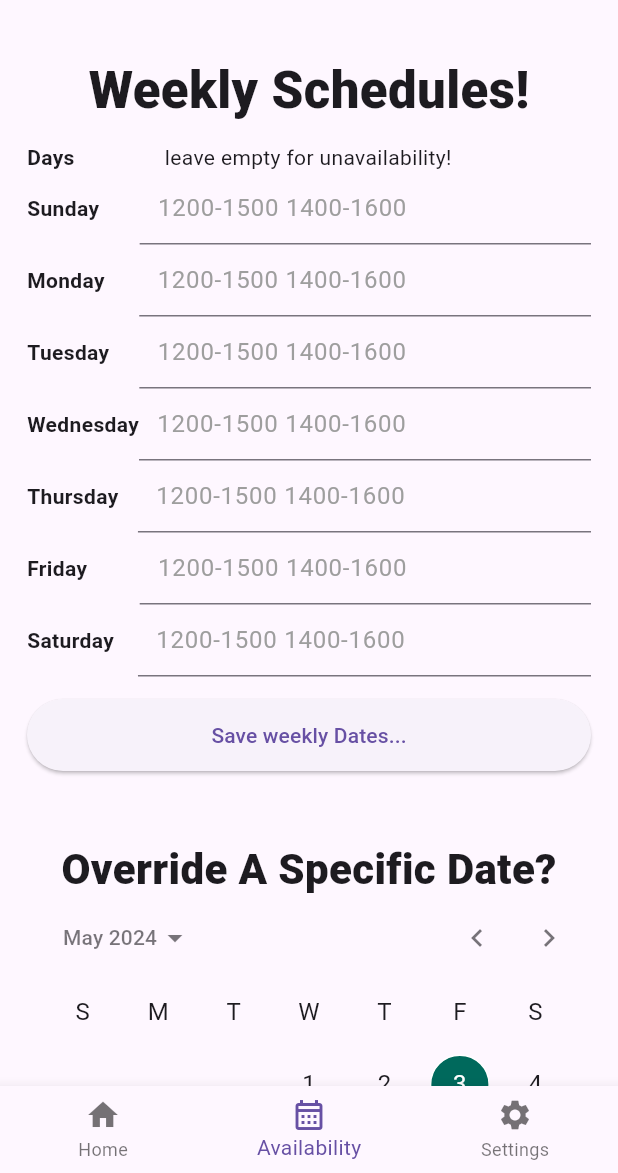
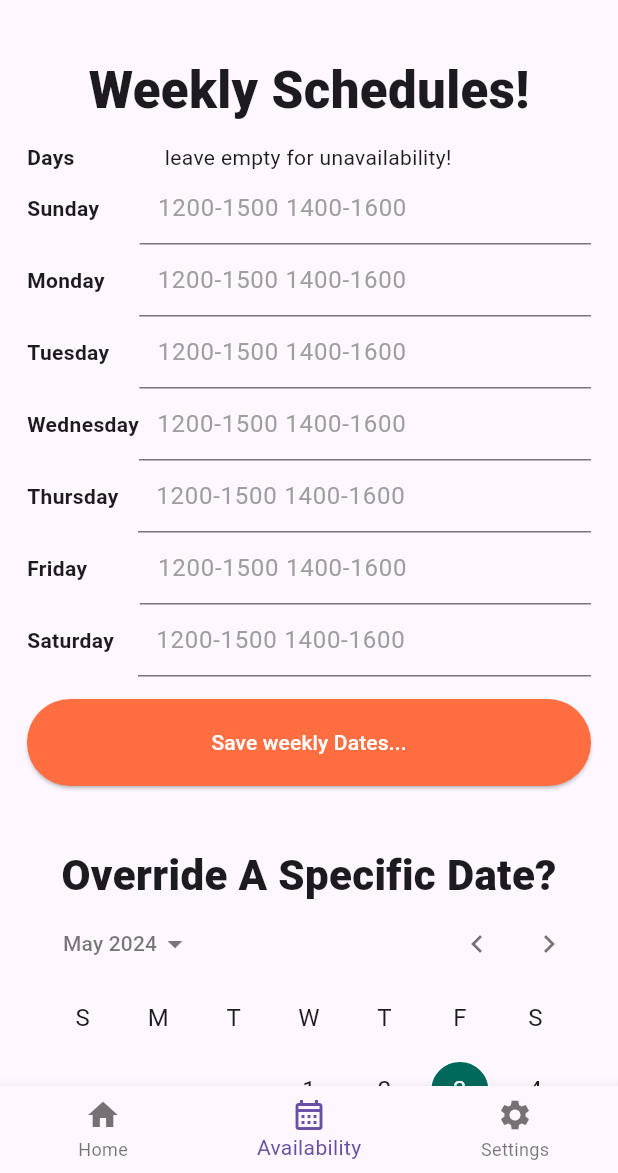
Before and after one commit to toballz/hairsalon_template_flutter, a Flutter app: the screen it shows after launch, item 2 of the bottom bar chosen, after a tap on "Save weekly Dates...", on a phone screen of 412 x 824 dp, the part 63-1236 px from its top. Run offline on Flutter 3.47's test engine with Material 3 defaults, Android fonts, the phone set to English and light mode, and no system bars; drawn by our look-alikes of calendar_date_picker2; network calls fail.

Commit message:
5/3/2024
5/3/2024

```diff
--- a/lib/calendar.dart
+++ b/lib/calendar.dart
@@ -176,11 +176,29 @@ class CalendarPageState extends State<CalendarPage> {
         const SizedBox(height: 15),
         ElevatedButton(
             style: ElevatedButton.styleFrom(
-                padding: const EdgeInsets.all(14),
-                minimumSize: const Size.fromHeight(40)),
-            onPressed: () {},
-            child: const Text("Save weekly Dates...")),
-        const SizedBox(height: 35)
+                padding: const EdgeInsets.all(19),
+                minimumSize: const Size.fromHeight(19),
+                backgroundColor: Colors.deepOrangeAccent),
+            onPressed: () async {
+              Map<String, dynamic> aasaa = {};
+              aasaa['sunday'] = sundayController.text;
+              aasaa['monday'] = mondayController.text;
+              aasaa['tuesday'] = tuesdayController.text;
+              aasaa['wednesday'] = wednesdayController.text;
+              aasaa['thursday'] = thursdayController.text;
+              aasaa['friday'] = fridayController.text;
+              aasaa['saturday'] = saturdayController.text;
+              //
+              await Tools.httpPost(
+                  {'v': '1', 'updatesWeekly': jsonEncode(aasaa), 'ajr': "a"});
+              setState(() {});
+              //
+            },
+            child: const Text(
+              "Save weekly Dates...",
+              style: TextStyle(color: Colors.white),
+            )),
+        const SizedBox(height: 29)
       ],
     );
   }
@@ -248,12 +266,17 @@ class CalendarPageState extends State<CalendarPage> {
                 );
               },
             )),
+        const SizedBox(height: 35),
         ElevatedButton(
             onPressed: () {},
             style: ElevatedButton.styleFrom(
-                minimumSize: const Size.fromHeight(40),
-                padding: const EdgeInsets.all(14)),
-            child: const Text("Add Override")),
+                minimumSize: const Size.fromHeight(19),
+                padding: const EdgeInsets.all(19),
+                backgroundColor: Colors.teal[800]),
+            child: const Text(
+              "Add Override",
+              style: TextStyle(color: Colors.white),
+            )),
         const SizedBox(height: 25)
       ],
     );
```
Also changed, not shown: lib/receipt.dart (+15 -8 lines).
